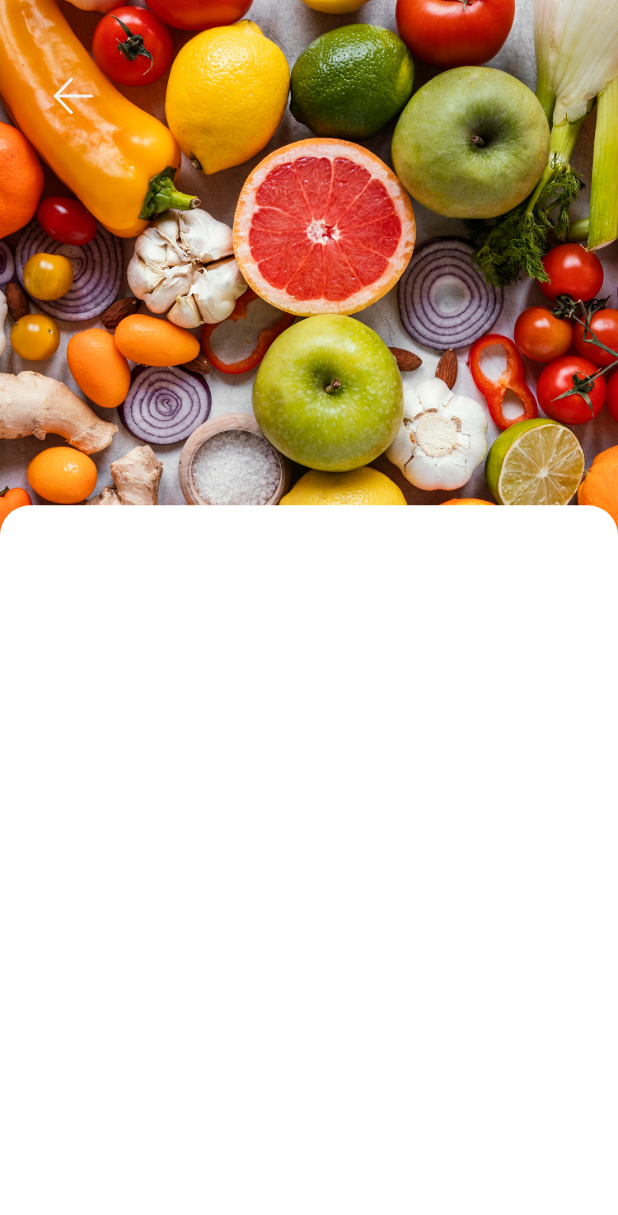
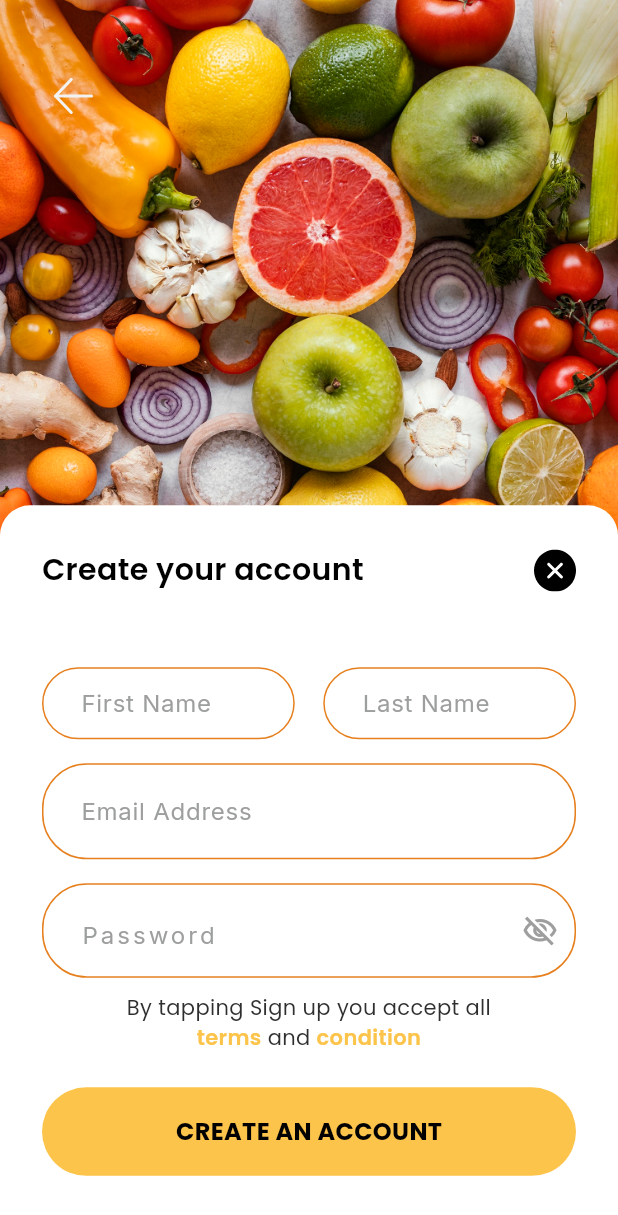
Before and after one commit to Andro-Wagdy/TharwatAcademy_HomeWork, a Flutter app: the screen it shows after launch, on a phone screen of 412 x 824 dp. Shown: the top 1215 px of the screen. Run offline on Flutter 3.47's test engine with Material 3 defaults, Android fonts, the phone set to English and light mode, and no system bars; our stand-ins replace dio, flutter_bloc, flutter_dotenv, flutter_svg, google_fonts, shared_preferences; project files that could hold a hidden picture were left out.

Commit message:
create account view ui done

```diff
--- a/grocery_store_app/lib/core/theme/app_colors.dart
+++ b/grocery_store_app/lib/core/theme/app_colors.dart
@@ -1,5 +1,12 @@
 import 'package:flutter/material.dart';
 
 class AppColors {
-  static const primaryColor = Colors.white;
+  AppColors._();
+  static const Color primary = Colors.white;
+  static const Color secondry = Colors.black;
+  static const Color secondryText = Color(0xFF2F2F2F);
+  static const Color accent = Color(0xFFFDC44B);
+  static const Color borderIdle = Color(0xFFC9C9C9);
+  static const Color borderFocused = Color(0xFFE67F1E);
+  static const Color hintText = Color(0xFF9C9F9E);
 }
--- a/grocery_store_app/lib/core/theme/app_styles.dart
+++ b/grocery_store_app/lib/core/theme/app_styles.dart
@@ -0,0 +1,33 @@
+import 'package:flutter/material.dart';
+import 'package:google_fonts/google_fonts.dart';
+
+class AppStyles {
+  AppStyles._();
+  static final TextStyle _poppinsFont = GoogleFonts.poppins();
+  static final TextStyle _interFont = GoogleFonts.inter();
+  static final TextStyle _dmSansFont = GoogleFonts.dmSans();
+  static final TextStyle p20W600 = _poppinsFont.copyWith(
+    fontSize: 20,
+    fontWeight: FontWeight.w600,
+  );
+  static final TextStyle p14W600 = _poppinsFont.copyWith(
+    fontSize: 14,
+    fontWeight: .w600,
+  );
+  static final TextStyle p14W400 = _poppinsFont.copyWith(
+    fontSize: 14,
+    fontWeight: .w400,
+  );
+  static final TextStyle p16W700 = _poppinsFont.copyWith(
+    fontSize: 16,
+    fontWeight: .w700,
+  );
+  static final TextStyle i16W400 = _interFont.copyWith(
+    fontSize: 16,
+    fontWeight: .w400,
+  );
+  static final TextStyle dm15W400 = _dmSansFont.copyWith(
+    fontSize: 15,
+    fontWeight: .w400,
+  );
+}
--- a/grocery_store_app/lib/features/auth/presentation/ui/create_account_view.dart
+++ b/grocery_store_app/lib/features/auth/presentation/ui/create_account_view.dart
@@ -1,6 +1,7 @@
 import 'package:flutter/material.dart';
 import 'package:grocery_store_app/core/theme/app_colors.dart';
-import 'package:grocery_store_app/widgets/view_background_widget.dart';
+import 'package:grocery_store_app/features/auth/presentation/ui/widgets/view_body.dart';
+import 'package:grocery_store_app/features/auth/presentation/ui/widgets/view_background_widget.dart';
 
 class CreateAccountView extends StatelessWidget {
   const CreateAccountView({super.key});
@@ -15,7 +16,7 @@ class CreateAccountView extends StatelessWidget {
             height: MediaQuery.sizeOf(context).height * 480 / 812,
             width: MediaQuery.sizeOf(context).width,
             decoration: ShapeDecoration(
-              color: AppColors.primaryColor,
+              color: AppColors.primary,
               shape: RoundedRectangleBorder(
                 borderRadius: BorderRadius.only(
                   topLeft: Radius.circular(20),
@@ -23,6 +24,7 @@ class CreateAccountView extends StatelessWidget {
                 ),
               ),
             ),
+            child: ViewBody(),
           ),
         ),
       ),
--- /dev/null
+++ b/grocery_store_app/lib/features/auth/presentation/ui/widgets/password_text_field.dart
@@ -0,0 +1,63 @@
+import 'package:flutter/material.dart';
+import 'package:grocery_store_app/core/theme/app_colors.dart';
+import 'package:grocery_store_app/core/theme/app_styles.dart';
+
+class PasswordTextField extends StatefulWidget {
+  const PasswordTextField({
+    super.key,
+    required this.controller,
+    required this.hintText,
+    required this.contentPadding,
+  });
+  final TextEditingController controller;
+  final String hintText;
+  final EdgeInsetsGeometry contentPadding;
+
+  @override
+  State<PasswordTextField> createState() => _PasswordTextFieldState();
+}
+
+class _PasswordTextFieldState extends State<PasswordTextField> {
+  bool isObscure = true;
+  @override
+  Widget build(BuildContext context) {
+    return TextField(
+      controller: widget.controller,
+      style: AppStyles.dm15W400.copyWith(
+        color: AppColors.secondry,
+        fontSize: isObscure ? 26 : 15,
+        height: isObscure ? 0.9 : 1.2,
+        letterSpacing: isObscure ? 2 : 1,
+      ),
+      obscureText: isObscure,
+      obscuringCharacter: '●',
+      decoration: InputDecoration(
+        contentPadding: widget.contentPadding,
+        suffixIcon: IconButton(
+          onPressed: () {
+            setState(() {
+              isObscure = !isObscure;
+            });
+          },
+          icon: Icon(
+            isObscure
+                ? Icons.visibility_off_outlined
+                : Icons.visibility_outlined,
+            color: Colors.grey,
+          ),
+        ),
+        hintText: widget.hintText,
+        hintStyle: AppStyles.i16W400.copyWith(color: AppColors.hintText),
+        enabledBorder: buildBorder(),
+        focusedBorder: buildBorder(),
+      ),
+    );
+  }
+
+  OutlineInputBorder buildBorder() {
+    return OutlineInputBorder(
+      borderRadius: BorderRadius.circular(30),
+      borderSide: BorderSide(color: AppColors.borderFocused, width: 1),
+    );
+  }
+}
--- /dev/null
+++ b/grocery_store_app/lib/features/auth/presentation/ui/widgets/view_body.dart
@@ -0,0 +1,121 @@
+import 'package:flutter/material.dart';
+import 'package:flutter_svg/svg.dart';
+import 'package:grocery_store_app/constants/assets.dart';
+import 'package:grocery_store_app/core/theme/app_colors.dart';
+import 'package:grocery_store_app/core/theme/app_styles.dart';
+import 'package:grocery_store_app/features/auth/presentation/ui/widgets/password_text_field.dart';
+import 'package:grocery_store_app/widgets/custom_button.dart';
+import 'package:grocery_store_app/widgets/custom_text_field.dart';
+
+class ViewBody extends StatefulWidget {
+  const ViewBody({super.key});
+
+  @override
+  State<ViewBody> createState() => _ViewBodyState();
+}
+
+class _ViewBodyState extends State<ViewBody> {
+  final TextEditingController controller = TextEditingController();
+  @override
+  void dispose() {
+    controller.dispose();
+    super.dispose();
+  }
+
+  @override
+  Widget build(BuildContext context) {
+    return SafeArea(
+      top: false,
+      bottom: true,
+      child: Padding(
+        padding: const EdgeInsets.only(left: 28, right: 28, top: 29),
+        child: Column(
+          crossAxisAlignment: .center,
+          children: [
+            Row(
+              children: [
+                Text(
+                  'Create your account',
+                  style: AppStyles.p20W600.copyWith(color: AppColors.secondry),
+                ),
+                Spacer(),
+                SvgPicture.asset(Assets.assetsIconsCancelIcon),
+              ],
+            ),
+            SizedBox(height: 50),
+            Row(
+              children: [
+                Expanded(
+                  child: CustomTextField(
+                    controller: controller,
+                    hintText: 'First Name',
+                    contentPadding: .symmetric(vertical: 10, horizontal: 22),
+                  ),
+                ),
+                SizedBox(width: 19),
+                Expanded(
+                  child: CustomTextField(
+                    controller: controller,
+                    hintText: 'Last Name',
+                    contentPadding: .symmetric(vertical: 10, horizontal: 22),
+                  ),
+                ),
+              ],
+            ),
+            SizedBox(height: 16),
+            CustomTextField(
+              controller: controller,
+              hintText: 'Email Address',
+              contentPadding: .symmetric(vertical: 20, horizontal: 22),
+            ),
+            SizedBox(height: 16),
+            PasswordTextField(
+              controller: controller,
+              hintText: 'Password',
+              contentPadding: .symmetric(vertical: 20, horizontal: 22),
+            ),
+            SizedBox(height: 10),
+            Text.rich(
+              TextSpan(
+                children: [
+                  TextSpan(
+                    text: 'By tapping Sign up you accept all \n',
+                    style: AppStyles.p14W400.copyWith(
+                      color: AppColors.secondryText,
+                    ),
+                  ),
+                  TextSpan(
+                    text: 'terms',
+                    style: AppStyles.p14W600.copyWith(color: AppColors.accent),
+                  ),
+                  TextSpan(
+                    text: ' and ',
+                    style: AppStyles.p14W400.copyWith(
+                      color: AppColors.secondryText,
+                    ),
+                  ),
+                  TextSpan(
+                    text: 'condition',
+                    style: AppStyles.p14W600.copyWith(color: AppColors.accent),
+                  ),
+                ],
+              ),
+              textAlign: TextAlign.center,
+            ),
+            SizedBox(height: 23),
+            CustomButton(
+              onPressed: () {},
+              backgoundColor: AppColors.accent,
+              child: Align(
+                child: Text(
+                  'CREATE AN ACCOUNT',
+                  style: AppStyles.p16W700.copyWith(color: AppColors.secondry),
+                ),
+              ),
+            ),
+          ],
+        ),
+      ),
+    );
+  }
+}
--- a/grocery_store_app/lib/main.dart
+++ b/grocery_store_app/lib/main.dart
@@ -14,7 +14,14 @@ class GroceryStoreApp extends StatelessWidget {
   Widget build(BuildContext context) {
     return MaterialApp(
       debugShowCheckedModeBanner: false,
-      theme: ThemeData(scaffoldBackgroundColor: AppColors.primaryColor),
+      theme: ThemeData(
+        scaffoldBackgroundColor: AppColors.primary,
+        textSelectionTheme: TextSelectionThemeData(
+          cursorColor: AppColors.borderFocused,
+          selectionColor: AppColors.borderFocused,
+          selectionHandleColor: Colors.transparent,
+        ),
+      ),
       home: const CreateAccountView(),
     );
   }
--- /dev/null
+++ b/grocery_store_app/lib/widgets/custom_button.dart
@@ -0,0 +1,26 @@
+import 'package:flutter/material.dart';
+
+class CustomButton extends StatelessWidget {
+  const CustomButton({super.key, required this.onPressed, required this.child, required this.backgoundColor});
+  final Widget child;
+  final VoidCallback onPressed;
+  final Color backgoundColor;
+  @override
+  Widget build(BuildContext context) {
+    return GestureDetector(
+      onTap: onPressed,
+      child: Container(
+        width: MediaQuery.sizeOf(context).width,
+        padding: .symmetric(vertical: 18),
+        decoration: ShapeDecoration(
+          color: backgoundColor,
+          shape: RoundedRectangleBorder(
+            borderRadius: BorderRadius.circular(30),
+
+          ),
+        ),
+        child: child,
+      ),
+    );
+  }
+}
--- /dev/null
+++ b/grocery_store_app/lib/widgets/custom_text_field.dart
@@ -0,0 +1,38 @@
+import 'package:flutter/material.dart';
+import 'package:grocery_store_app/core/theme/app_colors.dart';
+import 'package:grocery_store_app/core/theme/app_styles.dart';
+
+class CustomTextField extends StatelessWidget {
+  const CustomTextField({
+    super.key,
+    required this.controller,
+    required this.hintText,
+    required this.contentPadding,
+  });
+  final TextEditingController controller;
+  final String hintText;
+  final EdgeInsetsGeometry contentPadding;
+
+  @override
+  Widget build(BuildContext context) {
+    return TextField(
+      controller: controller,
+      style: AppStyles.dm15W400.copyWith(color: AppColors.secondry),
+      decoration: InputDecoration(
+        contentPadding: contentPadding,
+        hintText: hintText,
+
+        hintStyle: AppStyles.i16W400.copyWith(color: AppColors.hintText),
+        enabledBorder: buildBorder(),
+        focusedBorder: buildBorder(),
+      ),
+    );
+  }
+
+  OutlineInputBorder buildBorder() {
+    return OutlineInputBorder(
+      borderRadius: BorderRadius.circular(30),
+      borderSide: BorderSide(color: AppColors.borderFocused, width: 1),
+    );
+  }
+}
```
Also changed, not shown: grocery_store_app/lib/features/auth/presentation/ui/widgets/view_background_widget.dart (renamed from grocery_store_app/lib/widgets/view_background_widget.dart).
